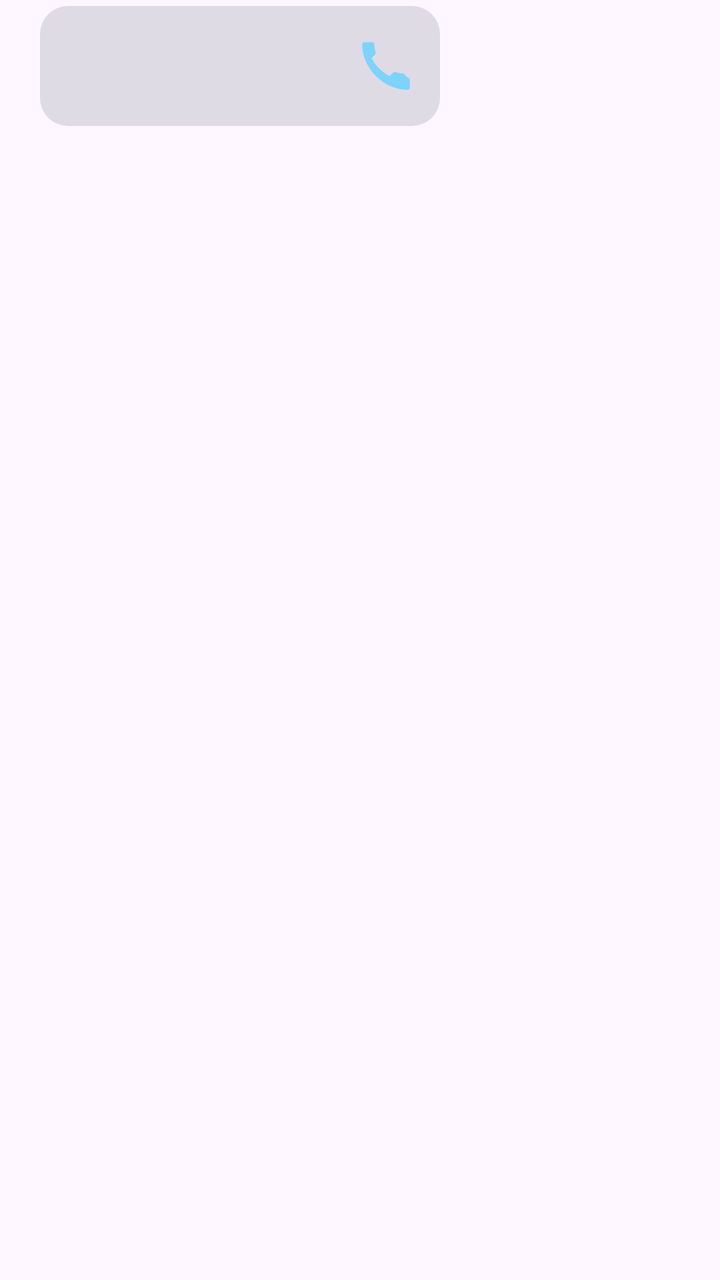
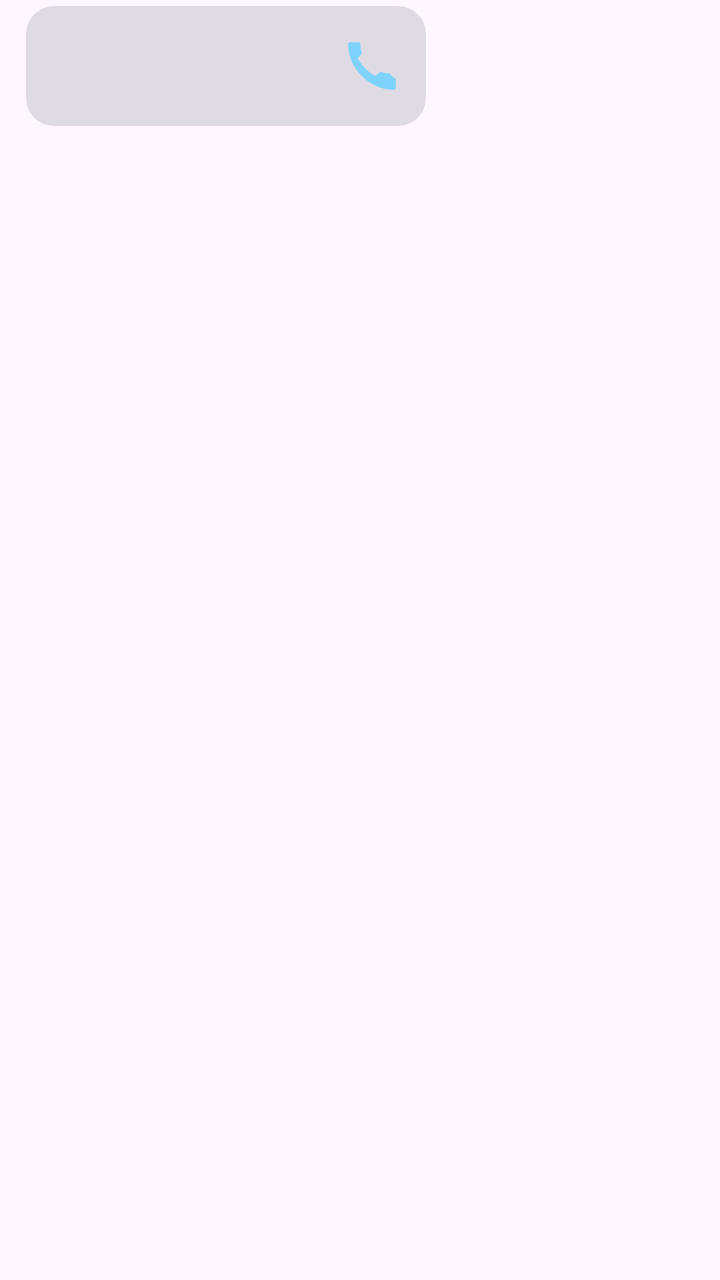

An Android layout rendered at two revisions. The XML below is the earlier revision; the diff shows what the commit changed to produce the second picture.
<!-- AndroidManifest.xml: application theme Theme.UnlimitedPossibilities12 -->
<!-- res/layout/item_call_card.xml -->
<?xml version="1.0" encoding="utf-8"?>
<FrameLayout xmlns:android="http://schemas.android.com/apk/res/android"
    android:layout_width="match_parent"
    android:layout_height="wrap_content"
    android:paddingHorizontal="20dp"
    android:paddingVertical="3dp">

    <LinearLayout
        android:id="@+id/call_card_bubble"
        android:layout_width="wrap_content"
        android:layout_height="wrap_content"
        android:background="@drawable/bg_call_card"
        android:gravity="center_vertical"
        android:minWidth="200dp"
        android:orientation="horizontal"
        android:paddingHorizontal="14dp"
        android:paddingVertical="10dp">

        <LinearLayout
            android:layout_width="0dp"
            android:layout_height="wrap_content"
            android:layout_weight="1"
            android:orientation="vertical">

            <TextView
                android:id="@+id/call_card_text"
                android:layout_width="wrap_content"
                android:layout_height="wrap_content"
                android:textColor="#F1F5F9"
                android:textSize="15sp" />

            <TextView
                android:id="@+id/call_card_sub"
                android:drawablePadding="5dp"
                android:layout_width="wrap_content"
                android:layout_height="wrap_content"
                android:layout_marginTop="2dp"
                android:textColor="#94A3B8"
                android:textSize="13sp" />
        </LinearLayout>

        <ImageView
            android:id="@+id/call_card_icon"
            android:layout_width="26dp"
            android:layout_height="26dp"
            android:layout_marginStart="14dp"
            android:contentDescription="@string/call_add"
            android:src="@drawable/ic_calls"
            app:tint="#7DD3FC"
            xmlns:app="http://schemas.android.com/apk/res-auto" />
    </LinearLayout>
</FrameLayout>
<!-- resources referenced by this layout -->
<resources>
  <!-- drawable bg_call_card (drawable) -->
  <?xml version="1.0" encoding="utf-8"?>
  <shape xmlns:android="http://schemas.android.com/apk/res/android"
      android:shape="rectangle">
      <solid android:color="#26334155" />
      <corners android:radius="14dp" />
  </shape>
  <!-- drawable ic_calls (drawable) -->
  <vector xmlns:android="http://schemas.android.com/apk/res/android"
      android:width="24dp"
      android:height="24dp"
      android:viewportWidth="24"
      android:viewportHeight="24">
      <path
          android:fillColor="#FFFFFF"
          android:pathData="M20.01,15.38C18.78,15.38 17.59,15.18 16.48,14.82C16.08,14.66 15.63,14.72 15.3,15.05L13.7,16.65C10.25,14.93 7.06,11.75 5.35,8.3L6.95,6.7C7.28,6.37 7.34,5.92 7.18,5.52C6.82,4.41 6.62,3.22 6.62,2C6.62,1.45 6.17,1 5.62,1L2.01,1C1.46,1 1,1.45 1,2C1,13.08 10.92,23 22,23C22.55,23 23,22.55 23,22L23,18.38C23,17.83 22.55,17.38 22.01,17.38L20.01,15.38Z"/>
  </vector>
  <string name="call_add">Add</string>
  <style name="Theme.UnlimitedPossibilities12" parent="Base.Theme.UnlimitedPossibilities12" />
  <style name="Base.Theme.UnlimitedPossibilities12" parent="Theme.Material3.DayNight.NoActionBar">
          
          
      </style>
</resources>

<!-- the commit's change to res/layout/item_call_card.xml (unified diff, before → after) -->
@@ -2,7 +2,7 @@
 <FrameLayout xmlns:android="http://schemas.android.com/apk/res/android"
     android:layout_width="match_parent"
     android:layout_height="wrap_content"
-    android:paddingHorizontal="20dp"
+    android:paddingHorizontal="13dp"
     android:paddingVertical="3dp">
 
     <LinearLayout
